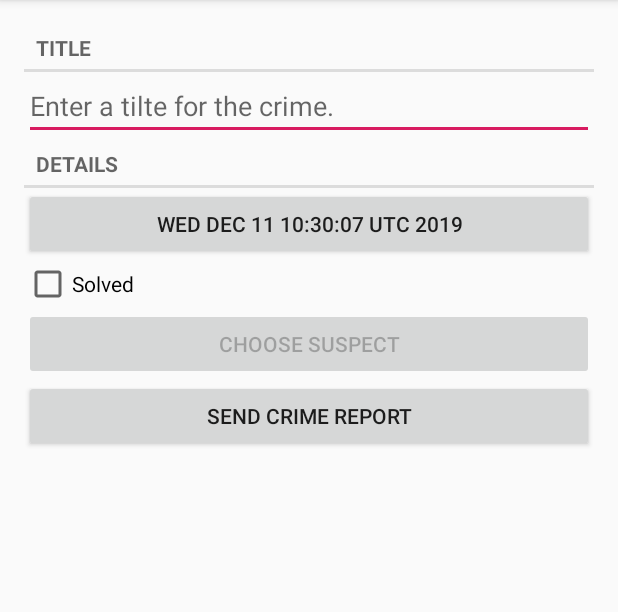
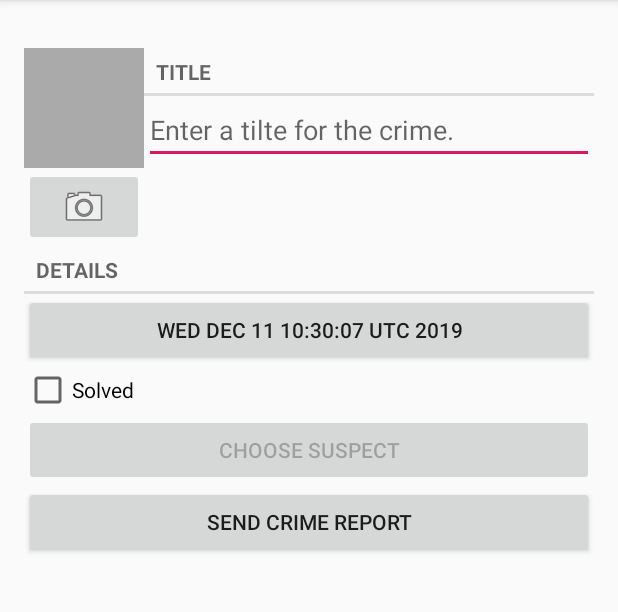
Before and after one commit to winfredzen/Android_Learn_Code, an Android app: the CrimePagerActivity screen opened directly, with no data from a screen before it, on a phone screen of 412 x 824 dp, the part 84-696 px from its top. Run offline under Robolectric (Android 15) with nearby library versions, the phone set to English and light mode, and no system bars.

Commit message:
添加相机拍照

```diff
--- a/CriminalIntent/app/src/main/java/com/example/criminalintent/CrimeFragment.java
+++ b/CriminalIntent/app/src/main/java/com/example/criminalintent/CrimeFragment.java
@@ -4,14 +4,19 @@ import android.app.Activity;
 import android.app.DatePickerDialog;
 import android.content.Intent;
 import android.content.pm.PackageManager;
+import android.content.pm.ResolveInfo;
 import android.database.Cursor;
+import android.graphics.Bitmap;
+import android.media.Image;
 import android.net.Uri;
 import android.os.Bundle;
 import android.provider.ContactsContract;
+import android.provider.MediaStore;
 import android.support.annotation.NonNull;
 import android.support.annotation.Nullable;
 import android.support.v4.app.Fragment;
 import android.support.v4.app.FragmentManager;
+import android.support.v4.content.FileProvider;
 import android.text.Editable;
 import android.text.TextWatcher;
 import android.text.format.DateFormat;
@@ -23,11 +28,16 @@ import android.widget.CheckBox;
 import android.widget.CompoundButton;
 import android.widget.CompoundButton.OnCheckedChangeListener;
 import android.widget.EditText;
+import android.widget.ImageButton;
+import android.widget.ImageView;
 
 import com.example.criminalintent.mode.Crime;
 import com.example.criminalintent.mode.CrimeLab;
+import com.example.criminalintent.mode.PictureUtils;
 
+import java.io.File;
 import java.util.Date;
+import java.util.List;
 import java.util.UUID;
 
 public class CrimeFragment extends Fragment {
@@ -43,6 +53,10 @@ public class CrimeFragment extends Fragment {
     private Button mReportButton; //报告按钮
     private Button mSuspectButton;
 
+    private ImageButton mPhotoButton;
+    private File mPhotoFile;
+    private ImageView mPhotoView;
+
     private static final String ARG_CRIME_ID = "crime_id";
 
     private static final String DIALOG_DATE = "DialogDate";
@@ -50,6 +64,7 @@ public class CrimeFragment extends Fragment {
     //请求码
     private static final int REQUEST_DATE = 0;
     private static final int REQUEST_CONTACT = 1;//请求联系人
+    private static final int REQUEST_PHOTO= 2;
 
     //构造方法
     public static CrimeFragment newInstance(UUID crimeId) {
@@ -71,6 +86,9 @@ public class CrimeFragment extends Fragment {
         UUID uuid = (UUID) getArguments().getSerializable(ARG_CRIME_ID);
 
         mCrime = CrimeLab.get(getActivity()).getCrime(uuid);
+
+        //获取照片文件位置
+        mPhotoFile = CrimeLab.get(getActivity()).getPhotoFile(mCrime);
 
     }
 
@@ -172,6 +190,34 @@ public class CrimeFragment extends Fragment {
             mSuspectButton.setEnabled(false); //禁用
         }
 
+
+        mPhotoButton = (ImageButton) view.findViewById(R.id.crime_camera);
+        mPhotoView = (ImageView) view.findViewById(R.id.crime_photo);
+        //拍照
+        final Intent captureImage = new Intent(MediaStore.ACTION_IMAGE_CAPTURE);
+        boolean canTakePhoto = mPhotoFile != null && captureImage.resolveActivity(packageManager) != null;
+        mPhotoButton.setEnabled(canTakePhoto);
+        mPhotoButton.setOnClickListener(new View.OnClickListener() {
+            @Override
+            public void onClick(View v) {
+
+                Uri uri = FileProvider.getUriForFile(getActivity(),"com.bignerdranch.android.criminalintent.fileprovider", mPhotoFile); captureImage.putExtra(MediaStore.EXTRA_OUTPUT, uri);
+                List<ResolveInfo> cameraActivities = getActivity() .getPackageManager().queryIntentActivities(captureImage, PackageManager.MATCH_DEFAULT_ONLY);
+
+                for (ResolveInfo activity : cameraActivities) {
+
+                    getActivity().grantUriPermission(activity.activityInfo.packageName, uri, Intent.FLAG_GRANT_WRITE_URI_PERMISSION);
+
+                }
+
+                startActivityForResult(captureImage, REQUEST_PHOTO);
+
+
+            }
+        });
+
+        updatePhotoView();
+
         return view;
 
     }
@@ -224,6 +270,14 @@ public class CrimeFragment extends Fragment {
             }
 
         }
+
+        if (requestCode == REQUEST_PHOTO && data != null) {
+
+            Uri uri = FileProvider.getUriForFile(getActivity(), "com.bignerdranch.android.criminalintent.fileprovider", mPhotoFile);
+            getActivity().revokeUriPermission(uri, Intent.FLAG_GRANT_WRITE_URI_PERMISSION);
+            updatePhotoView();
+
+        }
     }
 
 
@@ -251,4 +305,14 @@ public class CrimeFragment extends Fragment {
         String report = getString(R.string.crime_report, mCrime.getTitle(), dateString, solvedString, suspect);
         return report;
     }
+
+    //更新mPhotoView
+    private void updatePhotoView() {
+        if (mPhotoFile == null || !mPhotoFile.exists()) {
+            mPhotoView.setImageDrawable(null); }
+        else {
+            Bitmap bitmap = PictureUtils.getScaledBitmap( mPhotoFile.getPath(), getActivity());
+            mPhotoView.setImageBitmap(bitmap);
+        }
+    }
 }
--- a/CriminalIntent/app/src/main/java/com/example/criminalintent/mode/Crime.java
+++ b/CriminalIntent/app/src/main/java/com/example/criminalintent/mode/Crime.java
@@ -63,4 +63,9 @@ public class Crime {
     public void setSuspect(String suspect) {
         mSuspect = suspect;
     }
+
+    public String getPhotoFilename() {
+        return "IMG_" + getId().toString() + ".jpg";
+    }
+
 }
--- a/CriminalIntent/app/src/main/java/com/example/criminalintent/mode/CrimeLab.java
+++ b/CriminalIntent/app/src/main/java/com/example/criminalintent/mode/CrimeLab.java
@@ -9,6 +9,7 @@ import com.example.criminalintent.database.CrimeBaseHelper;
 import com.example.criminalintent.database.CrimeCursorWrapper;
 import com.example.criminalintent.database.CrimeDbSchema;
 
+import java.io.File;
 import java.util.ArrayList;
 import java.util.List;
 import java.util.UUID;
@@ -31,6 +32,11 @@ public class CrimeLab {
             sCrimeLab = new CrimeLab(context);
         }
         return sCrimeLab;
+    }
+
+    public File getPhotoFile(Crime crime) {
+        File filesDir = mContext.getFilesDir();
+        return new File(filesDir, crime.getPhotoFilename());
     }
 
     //将Crime记录转换为ContentValues
--- a/CriminalIntent/app/src/main/res/layout/fragment_crime.xml
+++ b/CriminalIntent/app/src/main/res/layout/fragment_crime.xml
@@ -4,6 +4,41 @@
     android:layout_height="match_parent"
     android:orientation="vertical"
     android:padding="16dp">
+
+    <LinearLayout
+        android:layout_width="match_parent"
+        android:layout_height="wrap_content"
+        android:orientation="horizontal"
+        android:layout_marginLeft="0dp"
+        android:layout_marginTop="16dp">
+
+        <LinearLayout
+            android:layout_width="wrap_content"
+            android:layout_height="wrap_content"
+            android:orientation="vertical">
+
+            <ImageView
+                android:id="@+id/crime_photo"
+                android:layout_width="80dp"
+                android:layout_height="80dp"
+                android:scaleType="centerInside"
+                android:cropToPadding="true"
+                android:background="@android:color/darker_gray"/>
+
+            <ImageButton
+                android:id="@+id/crime_camera"
+                android:layout_width="match_parent"
+                android:layout_height="wrap_content"
+                android:src="@android:drawable/ic_menu_camera"/>
+
+        </LinearLayout>
+
+
+        <LinearLayout
+            android:orientation="vertical"
+            android:layout_width="0dp"
+            android:layout_height="wrap_content"
+            android:layout_weight="1">
 
             <TextView
                 style="?android:listSeparatorTextViewStyle"
@@ -16,6 +51,12 @@
                 android:layout_width="match_parent"
                 android:layout_height="wrap_content"
                 android:hint="@string/crime_title_hint"/>
+
+        </LinearLayout>
+
+    </LinearLayout>
+
+
 
     <TextView
         style="?android:listSeparatorTextViewStyle"
--- /dev/null
+++ b/CriminalIntent/app/src/main/res/xml/files.xml
@@ -0,0 +1,5 @@
+<paths>
+
+    <files-path name="crime_photos" path="."/>
+
+</paths>
```
Also changed, not shown: CriminalIntent/app/src/main/AndroidManifest.xml (+20 -0 lines), CriminalIntent/app/src/main/java/com/example/criminalintent/mode/PictureUtils.java (added, +39 -0 lines). Lines whose indentation alone changed are shown as unchanged.
